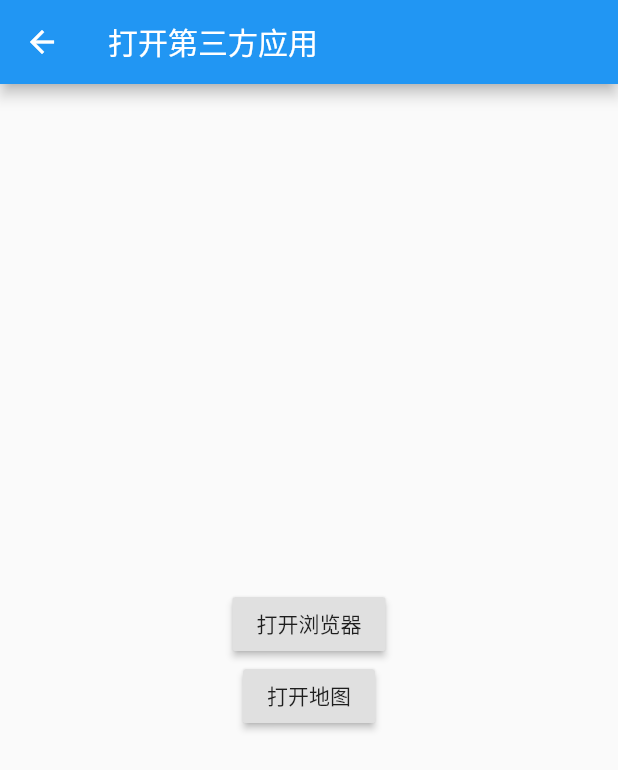
After one commit to DavidYuanX/flutter_photo, a Flutter app: the LaunchPage screen opened by its route, after a tap on "打开地图", on a phone screen of 412 x 824 dp. The commit adds this screen. Shown: the top 770 px of the screen. Run offline on Flutter 3.47's test engine with Material 2 defaults, Android fonts, the phone set to English and light mode, and no system bars; missing offline and left inert: flutter_color_plugin.

Commit message:
打开 第三方应用

```diff
--- /dev/null
+++ b/lib/launcher_page.dart
@@ -0,0 +1,73 @@
+import 'package:flutter/material.dart';
+import 'package:url_launcher/url_launcher.dart';
+
+/// 打开第三方应用
+class LaunchPage extends StatefulWidget {
+  @override
+  _LaunchPageState createState() => _LaunchPageState();
+}
+
+class _LaunchPageState extends State<LaunchPage> {
+  int _counter = 0;
+  void _incrementCounter() {
+    setState(() {
+      // This call to setState tells the Flutter framework that something has
+      // changed in this State, which causes it to rerun the build method below
+      // so that the display can reflect the updated values. If we changed
+      // _counter without calling setState(), then the build method would not be
+      // called again, and so nothing would appear to happen.
+      _counter++;
+    });
+  }
+
+  @override
+  Widget build(BuildContext context) {
+    return Scaffold(
+      appBar: AppBar(
+        title: Text('打开第三方应用'),
+          leading: GestureDetector(
+            onTap: (){
+              Navigator.pop(context);
+            },
+            child: Icon(Icons.arrow_back),
+          )
+      ),
+      body: Center(
+        child: Column(
+          mainAxisAlignment: MainAxisAlignment.center,
+          children: <Widget>[
+            RaisedButton(
+              onPressed: ()=> _launchURL(),
+              child: Text('打开浏览器'),
+            ),
+            RaisedButton(
+              onPressed: ()=> _openMap(),
+              child: Text('打开地图'),
+            ),
+          ],
+        ),
+      ),
+    );
+  }
+  _launchURL() async {
+    const url = 'https://voyage2030.club';
+    if (await canLaunch(url)) {
+      await launch(url);
+    } else {
+      throw 'Could not launch $url';
+    }
+  }
+  _openMap() async {
+    const url = 'geo:52.32.4.917';
+    if(await canLaunch(url)){
+      await launch(url);
+    } else {
+      const url = 'http://maps.apple.com/?ll=52.32,4.917';
+      if(await canLaunch(url)) {
+        await launch(url);
+      } else {
+        throw 'Could not launch $url';
+      }
+    }
+  }
+}
--- a/lib/main.dart
+++ b/lib/main.dart
@@ -2,6 +2,7 @@ import 'dart:math';
 
 import 'package:flutter/material.dart';
 import 'package:flutter_photo/gesture_page.dart';
+import 'package:flutter_photo/launcher_page.dart';
 import 'package:flutter_photo/less_group_page.dart';
 import 'package:flutter_photo/plugin_use.dart';
 import 'package:flutter_photo/res_page.dart';
@@ -39,6 +40,7 @@ class MyApp extends StatelessWidget {
         'Full':(BuildContext context)=>StateFullGroup(),
         'Gesture':(BuildContext context)=>GesturePage(),
         'ResPage':(BuildContext context)=>ResPage(),
+        'LaunchPage':(BuildContext context)=>LaunchPage(),
       },
     );
   }
@@ -68,6 +70,7 @@ class _RouteNavigatorStateState extends State<RouteNavigatorState>{
           _item('fullWidget',StateFullGroup(),'Full'),
           _item('Gesture',GesturePage(),'Gesture'),
           _item('ResPage',ResPage(),'ResPage'),
+          _item('LaunchPage',LaunchPage(),'LaunchPage'),
         ],
       ),
     );
--- a/pubspec.yaml
+++ b/pubspec.yaml
@@ -24,6 +24,7 @@ dependencies:
   # Use with the CupertinoIcons class for iOS style icons.
   cupertino_icons: ^0.1.2
   flutter_color_plugin: ^0.0.2
+  url_launcher: ^5.4.1
 
 dev_dependencies:
   flutter_test:
```
Also changed, not shown: pubspec.lock, 6 other files.
